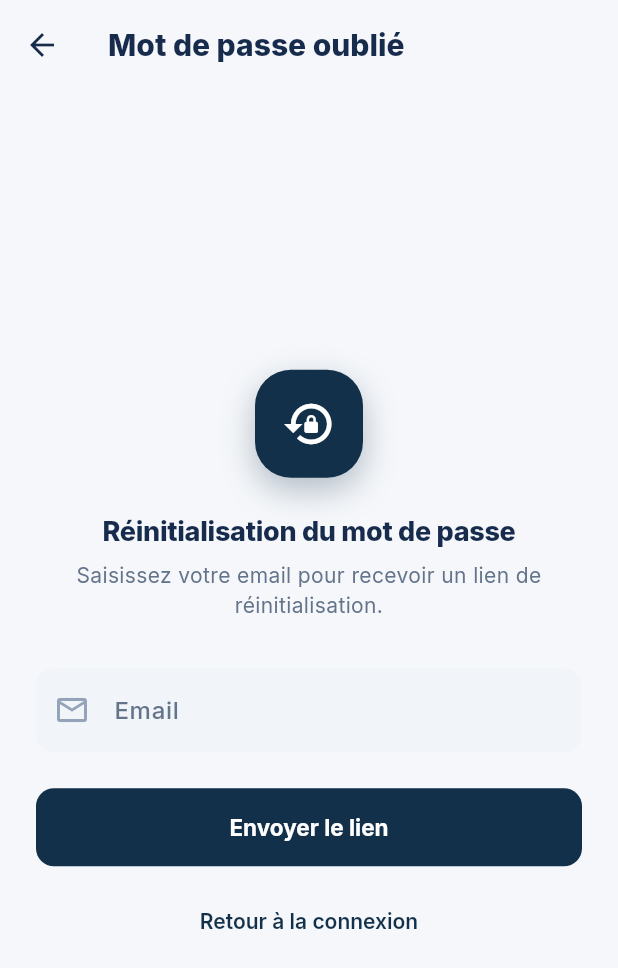
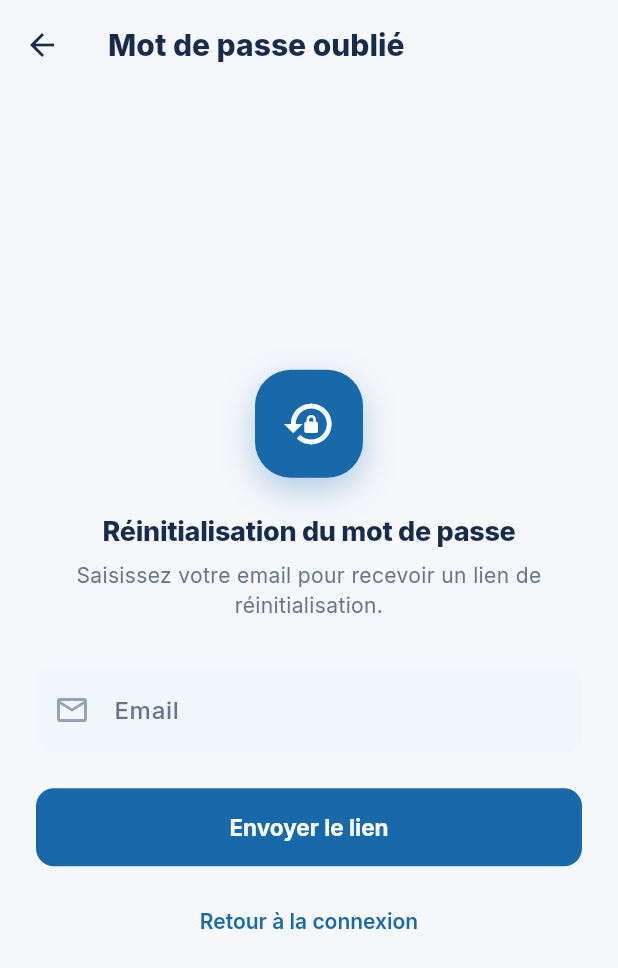
Before and after one commit to nesrine-derouiche/intern26, a Flutter app: the screen it shows after launch, after a tap on "Mot de passe oublié ?", on a phone screen of 412 x 824 dp. Shown: the top 968 px of the screen. Run offline on Flutter 3.47's test engine with Material 3 defaults, Android fonts, the phone set to English and light mode, and no system bars; our stand-ins replace dio, file_picker, firebase_core, firebase_messaging, flutter_local_notifications, flutter_riverpod and 3 more; missing offline and left inert: pdfx; accounts and stored records are empty; network calls fail; project files that could hold a hidden picture were left out.

Commit message:
Lighten Flutter app theme and improve login responsiveness

```diff
--- a/steg_app/lib/app.dart
+++ b/steg_app/lib/app.dart
@@ -16,6 +16,7 @@ class StegApp extends ConsumerWidget {
       debugShowCheckedModeBanner: false,
       theme: AppTheme.light,
       darkTheme: AppTheme.dark,
+      themeMode: ThemeMode.light,
       routerConfig: router,
     );
   }
--- a/steg_app/lib/core/theme/app_colors.dart
+++ b/steg_app/lib/core/theme/app_colors.dart
@@ -4,15 +4,15 @@ import 'package:flutter/material.dart';
 class AppColors {
   AppColors._();
 
-  static const Color primary = Color(0xFF12304A);
+  static const Color primary = Color(0xFF1769AA);
 
   /// Deeper brand blue used as the gradient partner on hero surfaces.
-  static const Color primaryDark = Color(0xFF0B2135);
+  static const Color primaryDark = Color(0xFF12304A);
 
   /// Pale brand tint used for containers, chips and selected states.
-  static const Color corporateBlue = Color(0xFF1769AA);
-  static const Color electricBlue = Color(0xFF2F80ED);
-  static const Color primaryTint = Color(0xFFE8F1F8);
+  static const Color corporateBlue = Color(0xFF2F80ED);
+  static const Color electricBlue = Color(0xFF4A9AF5);
+  static const Color primaryTint = Color(0xFFEAF4FC);
 
   /// Secondary accents kept for data-viz and icon variety.
   static const Color violet = Color(0xFF52728C);
--- a/steg_app/lib/core/theme/app_theme.dart
+++ b/steg_app/lib/core/theme/app_theme.dart
@@ -94,7 +94,7 @@ class AppTheme {
       ),
       inputDecorationTheme: InputDecorationTheme(
         filled: true,
-        fillColor: isLight ? AppColors.surfaceTone : const Color(0xFF1D2838),
+        fillColor: isLight ? const Color(0xFFF1F6FB) : const Color(0xFF1D2838),
         hintStyle: TextStyle(
           color: isLight ? AppColors.textTertiary : const Color(0xFF64748B),
           fontWeight: FontWeight.w500,
--- a/steg_app/lib/screens/auth/login_screen.dart
+++ b/steg_app/lib/screens/auth/login_screen.dart
@@ -71,10 +71,14 @@ class _LoginScreenState extends ConsumerState<LoginScreen> {
               padding: EdgeInsets.symmetric(
                 horizontal: constraints.maxWidth < 420 ? 20 : 32,
                 vertical: compact ? 20 : 40,
+              ).copyWith(
+                bottom: 24 + MediaQuery.viewInsetsOf(context).bottom,
               ),
               child: Center(
                 child: ConstrainedBox(
-                  constraints: const BoxConstraints(maxWidth: 440),
+                  constraints: BoxConstraints(
+                    maxWidth: constraints.maxWidth >= 900 ? 520 : 440,
+                  ),
                   child: Form(
                     key: _formKey,
                     child: Column(
```
